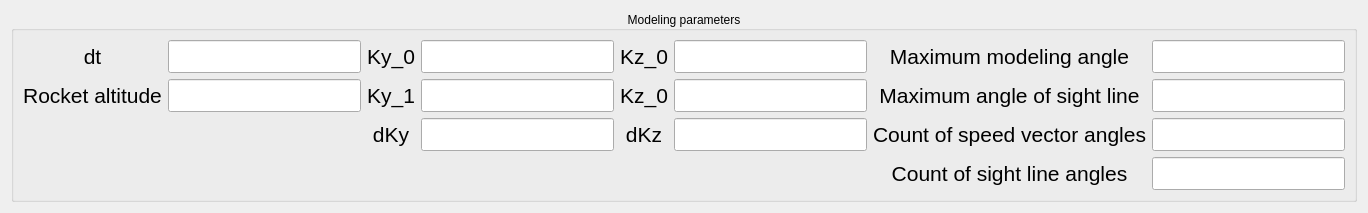
Qt form mainwindow/modelingframeparameters.ui (Yegres5/diploma) before a commit.
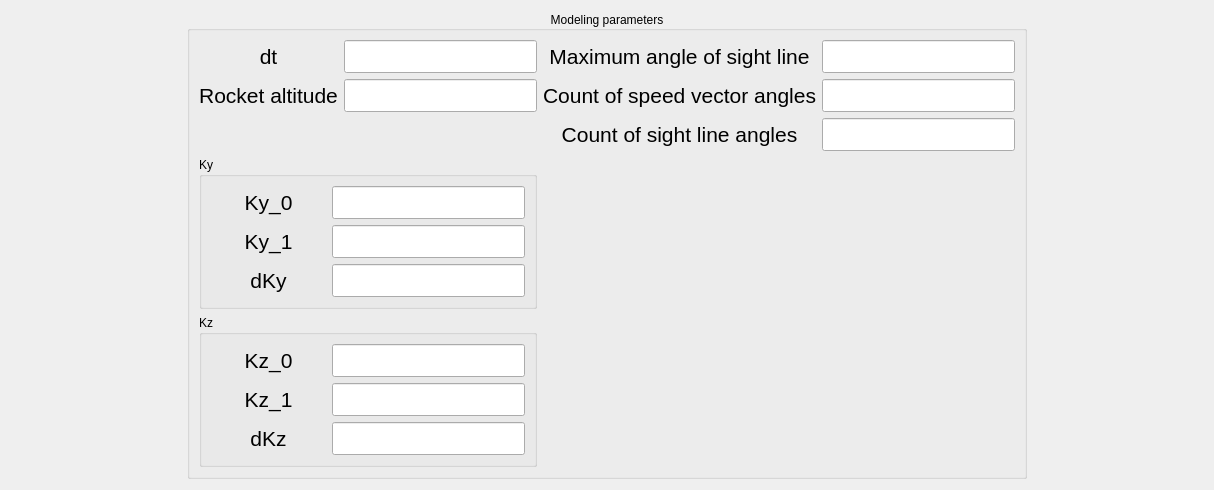
The same form after that commit.

Diff of the .ui file:
```diff
--- a/mainwindow/modelingframeparameters.ui
+++ b/mainwindow/modelingframeparameters.ui
@@ -6,15 +6,15 @@
    <rect>
     <x>0</x>
     <y>0</y>
-    <width>1107</width>
-    <height>186</height>
+    <width>1214</width>
+    <height>434</height>
    </rect>
   </property>
   <property name="windowTitle">
    <string>Frame</string>
   </property>
-  <layout class="QGridLayout" name="gridLayout_2">
-   <item row="0" column="0">
+  <layout class="QHBoxLayout" name="horizontalLayout">
+   <item>
     <widget class="QGroupBox" name="groupBox">
      <property name="sizePolicy">
       <sizepolicy hsizetype="Maximum" vsizetype="Maximum">
@@ -72,166 +72,6 @@
         </item>
        </layout>
       </item>
-      <item row="1" column="1">
-       <layout class="QHBoxLayout" name="horizontalLayout_Ky_1">
-        <item>
-         <widget class="QLabel" name="Label_Ky_1">
-          <property name="sizePolicy">
-           <sizepolicy hsizetype="Minimum" vsizetype="Fixed">
-            <horstretch>0</horstretch>
-            <verstretch>0</verstretch>
-           </sizepolicy>
-          </property>
-          <property name="font">
-           <font>
-            <pointsize>16</pointsize>
-           </font>
-          </property>
-          <property name="text">
-           <string>Ky_1</string>
-          </property>
-          <property name="alignment">
-           <set>Qt::AlignCenter</set>
-          </property>
-         </widget>
-        </item>
-        <item>
-         <widget class="QLineEdit" name="lineEdit_Ky_1">
-          <property name="sizePolicy">
-           <sizepolicy hsizetype="Fixed" vsizetype="Fixed">
-            <horstretch>0</horstretch>
-            <verstretch>0</verstretch>
-           </sizepolicy>
-          </property>
-          <property name="font">
-           <font>
-            <pointsize>16</pointsize>
-           </font>
-          </property>
-         </widget>
-        </item>
-       </layout>
-      </item>
-      <item row="6" column="3">
-       <layout class="QHBoxLayout" name="horizontalLayout_countSightAngles">
-        <item>
-         <widget class="QLabel" name="Label_countSightAngles">
-          <property name="sizePolicy">
-           <sizepolicy hsizetype="Minimum" vsizetype="Fixed">
-            <horstretch>0</horstretch>
-            <verstretch>0</verstretch>
-           </sizepolicy>
-          </property>
-          <property name="font">
-           <font>
-            <pointsize>16</pointsize>
-           </font>
-          </property>
-          <property name="text">
-           <string>Count of sight line angles</string>
-          </property>
-          <property name="alignment">
-           <set>Qt::AlignCenter</set>
-          </property>
-         </widget>
-        </item>
-        <item>
-         <widget class="QLineEdit" name="lineEdit_countSightAngles">
-          <property name="sizePolicy">
-           <sizepolicy hsizetype="Fixed" vsizetype="Fixed">
-            <horstretch>0</horstretch>
-            <verstretch>0</verstretch>
-           </sizepolicy>
-          </property>
-          <property name="font">
-           <font>
-            <pointsize>16</pointsize>
-           </font>
-          </property>
-         </widget>
-        </item>
-       </layout>
-      </item>
-      <item row="3" column="3">
-       <layout class="QHBoxLayout" name="horizontalLayout_countSpeedAngles">
-        <item>
-         <widget class="QLabel" name="Label_countSpeedAngles">
-          <property name="sizePolicy">
-           <sizepolicy hsizetype="Minimum" vsizetype="Fixed">
-            <horstretch>0</horstretch>
-            <verstretch>0</verstretch>
-           </sizepolicy>
-          </property>
-          <property name="font">
-           <font>
-            <pointsize>16</pointsize>
-           </font>
-          </property>
-          <property name="text">
-           <string>Count of speed vector angles</string>
-          </property>
-          <property name="alignment">
-           <set>Qt::AlignCenter</set>
-          </property>
-         </widget>
-        </item>
-        <item>
-         <widget class="QLineEdit" name="lineEdit_countSpeedAngles">
-          <property name="sizePolicy">
-           <sizepolicy hsizetype="Fixed" vsizetype="Fixed">
-            <horstretch>0</horstretch>
-            <verstretch>0</verstretch>
-           </sizepolicy>
-          </property>
-          <property name="font">
-           <font>
-            <pointsize>16</pointsize>
-           </font>
-          </property>
-         </widget>
-        </item>
-       </layout>
-      </item>
-      <item row="3" column="1">
-       <layout class="QHBoxLayout" name="horizontalLayout_dKy">
-        <item>
-         <widget class="QLabel" name="Label_dKy">
-          <property name="sizePolicy">
-           <sizepolicy hsizetype="Minimum" vsizetype="Fixed">
-            <horstretch>0</horstretch>
-            <verstretch>0</verstretch>
-           </sizepolicy>
-          </property>
-          <property name="font">
-           <font>
-            <pointsize>16</pointsize>
-           </font>
-          </property>
-          <property name="text">
-           <string>dKy</string>
-          </property>
-          <property name="alignment">
-           <set>Qt::AlignCenter</set>
-          </property>
-         </widget>
-        </item>
-        <item>
-         <widget class="QLineEdit" name="lineEdit_dKy">
-          <property name="sizePolicy">
-           <sizepolicy hsizetype="Fixed" vsizetype="Fixed">
-            <horstretch>0</horstretch>
-            <verstretch>0</verstretch>
-           </sizepolicy>
-          </property>
-          <property name="font">
-           <font>
-            <pointsize>16</pointsize>
-           </font>
-          </property>
-         </widget>
-        </item>
-       </layout>
-      </item>
       <item row="1" column="0">
        <layout class="QHBoxLayout" name="horizontalLayout_rocketAltitude">
         <item>
@@ -272,90 +112,10 @@
         </item>
        </layout>
       </item>
-      <item row="0" column="1">
-       <layout class="QHBoxLayout" name="horizontalLayout_Ky_0">
-        <item>
-         <widget class="QLabel" name="Label_Ky_0">
-          <property name="sizePolicy">
-           <sizepolicy hsizetype="Minimum" vsizetype="Fixed">
-            <horstretch>0</horstretch>
-            <verstretch>0</verstretch>
-           </sizepolicy>
-          </property>
-          <property name="font">
-           <font>
-            <pointsize>16</pointsize>
-           </font>
-          </property>
-          <property name="text">
-           <string>Ky_0</string>
-          </property>
-          <property name="alignment">
-           <set>Qt::AlignCenter</set>
-          </property>
-         </widget>
-        </item>
-        <item>
-         <widget class="QLineEdit" name="lineEdit_Ky_0">
-          <property name="sizePolicy">
-           <sizepolicy hsizetype="Fixed" vsizetype="Fixed">
-            <horstretch>0</horstretch>
-            <verstretch>0</verstretch>
-           </sizepolicy>
-          </property>
-          <property name="font">
-           <font>
-            <pointsize>16</pointsize>
-           </font>
-          </property>
-         </widget>
-        </item>
-       </layout>
-      </item>
-      <item row="3" column="2">
-       <layout class="QHBoxLayout" name="horizontalLayout_dKz">
-        <item>
-         <widget class="QLabel" name="Label_dKz">
-          <property name="sizePolicy">
-           <sizepolicy hsizetype="Minimum" vsizetype="Fixed">
-            <horstretch>0</horstretch>
-            <verstretch>0</verstretch>
-           </sizepolicy>
-          </property>
-          <property name="font">
-           <font>
-            <pointsize>16</pointsize>
-           </font>
-          </property>
-          <property name="text">
-           <string>dKz</string>
-          </property>
-          <property name="alignment">
-           <set>Qt::AlignCenter</set>
-          </property>
-         </widget>
-        </item>
-        <item>
-         <widget class="QLineEdit" name="lineEdit_dKz">
-          <property name="sizePolicy">
-           <sizepolicy hsizetype="Fixed" vsizetype="Fixed">
-            <horstretch>0</horstretch>
-            <verstretch>0</verstretch>
-           </sizepolicy>
-          </property>
-          <property name="font">
-           <font>
-            <pointsize>16</pointsize>
-           </font>
-          </property>
-         </widget>
-        </item>
-       </layout>
-      </item>
       <item row="1" column="2">
-       <layout class="QHBoxLayout" name="horizontalLayout_Kz_1">
+       <layout class="QHBoxLayout" name="horizontalLayout_countSpeedAngles">
         <item>
-         <widget class="QLabel" name="Label_Kz_1">
+         <widget class="QLabel" name="Label_countSpeedAngles">
           <property name="sizePolicy">
            <sizepolicy hsizetype="Minimum" vsizetype="Fixed">
             <horstretch>0</horstretch>
@@ -368,7 +128,7 @@
            </font>
           </property>
           <property name="text">
-           <string>Kz_0</string>
+           <string>Count of speed vector angles</string>
           </property>
           <property name="alignment">
            <set>Qt::AlignCenter</set>
@@ -376,7 +136,7 @@
          </widget>
         </item>
         <item>
-         <widget class="QLineEdit" name="lineEdit_Kz_1">
+         <widget class="QLineEdit" name="lineEdit_countSpeedAngles">
           <property name="sizePolicy">
            <sizepolicy hsizetype="Fixed" vsizetype="Fixed">
             <horstretch>0</horstretch>
@@ -393,46 +153,6 @@
        </layout>
       </item>
       <item row="0" column="2">
-       <layout class="QHBoxLayout" name="horizontalLayout_Kz_0">
-        <item>
-         <widget class="QLabel" name="Label_Kz_0">
-          <property name="sizePolicy">
-           <sizepolicy hsizetype="Minimum" vsizetype="Fixed">
-            <horstretch>0</horstretch>
-            <verstretch>0</verstretch>
-           </sizepolicy>
-          </property>
-          <property name="font">
-           <font>
-            <pointsize>16</pointsize>
-           </font>
-          </property>
-          <property name="text">
-           <string>Kz_0</string>
-          </property>
-          <property name="alignment">
-           <set>Qt::AlignCenter</set>
-          </property>
-         </widget>
-        </item>
-        <item>
-         <widget class="QLineEdit" name="lineEdit_Kz_0">
-          <property name="sizePolicy">
-           <sizepolicy hsizetype="Fixed" vsizetype="Fixed">
-            <horstretch>0</horstretch>
-            <verstretch>0</verstretch>
-           </sizepolicy>
-          </property>
-          <property name="font">
-           <font>
-            <pointsize>16</pointsize>
-           </font>
-          </property>
-         </widget>
-        </item>
-       </layout>
-      </item>
-      <item row="1" column="3">
        <layout class="QHBoxLayout" name="horizontalLayout_sightMaxValue">
         <item>
          <widget class="QLabel" name="Label_sightMaxValue">
@@ -472,10 +192,281 @@
         </item>
        </layout>
       </item>
-      <item row="0" column="3">
-       <layout class="QHBoxLayout" name="horizontalLayout_MaxModelingAngle">
+      <item row="4" column="0">
+       <widget class="QGroupBox" name="groupBox_3">
+        <property name="title">
+         <string>Kz</string>
+        </property>
+        <layout class="QGridLayout" name="gridLayout_3">
+         <item row="1" column="0">
+          <layout class="QHBoxLayout" name="horizontalLayout_Kz_1">
+           <item>
+            <widget class="QLabel" name="Label_Kz_1">
+             <property name="sizePolicy">
+              <sizepolicy hsizetype="Minimum" vsizetype="Fixed">
+               <horstretch>0</horstretch>
+               <verstretch>0</verstretch>
+              </sizepolicy>
+             </property>
+             <property name="font">
+              <font>
+               <pointsize>16</pointsize>
+              </font>
+             </property>
+             <property name="text">
+              <string>Kz_1</string>
+             </property>
+             <property name="alignment">
+              <set>Qt::AlignCenter</set>
+             </property>
+            </widget>
+           </item>
+           <item>
+            <widget class="QLineEdit" name="lineEdit_Kz_1">
+             <property name="sizePolicy">
+              <sizepolicy hsizetype="Fixed" vsizetype="Fixed">
+               <horstretch>0</horstretch>
+               <verstretch>0</verstretch>
+              </sizepolicy>
+             </property>
+             <property name="font">
+              <font>
+               <pointsize>16</pointsize>
+              </font>
+             </property>
+            </widget>
+           </item>
+          </layout>
+         </item>
+         <item row="0" column="0">
+          <layout class="QHBoxLayout" name="horizontalLayout_Kz_0">
+           <item>
+            <widget class="QLabel" name="Label_Kz_0">
+             <property name="sizePolicy">
+              <sizepolicy hsizetype="Minimum" vsizetype="Fixed">
+               <horstretch>0</horstretch>
+               <verstretch>0</verstretch>
+              </sizepolicy>
+             </property>
+             <property name="font">
+              <font>
+               <pointsize>16</pointsize>
+              </font>
+             </property>
+             <property name="text">
+              <string>Kz_0</string>
+             </property>
+             <property name="alignment">
+              <set>Qt::AlignCenter</set>
+             </property>
+            </widget>
+           </item>
+           <item>
+            <widget class="QLineEdit" name="lineEdit_Kz_0">
+             <property name="sizePolicy">
+              <sizepolicy hsizetype="Fixed" vsizetype="Fixed">
+               <horstretch>0</horstretch>
+               <verstretch>0</verstretch>
+              </sizepolicy>
+             </property>
+             <property name="font">
+              <font>
+               <pointsize>16</pointsize>
+              </font>
+             </property>
+            </widget>
+           </item>
+          </layout>
+         </item>
+         <item row="2" column="0">
+          <layout class="QHBoxLayout" name="horizontalLayout_dKz">
+           <item>
+            <widget class="QLabel" name="Label_dKz">
+             <property name="sizePolicy">
+              <sizepolicy hsizetype="Minimum" vsizetype="Fixed">
+               <horstretch>0</horstretch>
+               <verstretch>0</verstretch>
+              </sizepolicy>
+             </property>
+             <property name="font">
+              <font>
+               <pointsize>16</pointsize>
+              </font>
+             </property>
+             <property name="text">
+              <string>dKz</string>
+             </property>
+             <property name="alignment">
+              <set>Qt::AlignCenter</set>
+             </property>
+            </widget>
+           </item>
+           <item>
+            <widget class="QLineEdit" name="lineEdit_dKz">
+             <property name="sizePolicy">
+              <sizepolicy hsizetype="Fixed" vsizetype="Fixed">
+               <horstretch>0</horstretch>
+               <verstretch>0</verstretch>
+              </sizepolicy>
+             </property>
+             <property name="font">
+              <font>
+               <pointsize>16</pointsize>
+              </font>
+             </property>
+            </widget>
+           </item>
+          </layout>
+         </item>
+        </layout>
+       </widget>
+      </item>
+      <item row="3" column="0">
+       <widget class="QGroupBox" name="groupBox_2">
+        <property name="title">
+         <string>Ky</string>
+        </property>
+        <layout class="QGridLayout" name="gridLayout_2">
+         <item row="0" column="0">
+          <layout class="QHBoxLayout" name="horizontalLayout_Ky_0">
+           <item>
+            <widget class="QLabel" name="Label_Ky_0">
+             <property name="sizePolicy">
+              <sizepolicy hsizetype="Minimum" vsizetype="Fixed">
+               <horstretch>0</horstretch>
+               <verstretch>0</verstretch>
+              </sizepolicy>
+             </property>
+             <property name="font">
+              <font>
+               <pointsize>16</pointsize>
+              </font>
+             </property>
+             <property name="text">
+              <string>Ky_0</string>
+             </property>
+             <property name="alignment">
+              <set>Qt::AlignCenter</set>
+             </property>
+            </widget>
+           </item>
+           <item>
+            <widget class="QLineEdit" name="lineEdit_Ky_0">
+             <property name="sizePolicy">
+              <sizepolicy hsizetype="Fixed" vsizetype="Fixed">
+               <horstretch>0</horstretch>
+               <verstretch>0</verstretch>
+              </sizepolicy>
+             </property>
+             <property name="font">
+              <font>
+               <pointsize>16</pointsize>
+              </font>
+             </property>
+            </widget>
+           </item>
+          </layout>
+         </item>
+         <item row="1" column="0">
+          <layout class="QHBoxLayout" name="horizontalLayout_Ky_1">
+           <item>
+            <widget class="QLabel" name="Label_Ky_1">
+             <property name="sizePolicy">
+              <sizepolicy hsizetype="Minimum" vsizetype="Fixed">
+               <horstretch>0</horstretch>
+               <verstretch>0</verstretch>
+              </sizepolicy>
+             </property>
+             <property name="font">
+              <font>
+               <pointsize>16</pointsize>
+              </font>
+             </property>
+             <property name="text">
+              <string>Ky_1</string>
+             </property>
+             <property name="alignment">
+              <set>Qt::AlignCenter</set>
+             </property>
+            </widget>
+           </item>
+           <item>
+            <widget class="QLineEdit" name="lineEdit_Ky_1">
+             <property name="sizePolicy">
+              <sizepolicy hsizetype="Fixed" vsizetype="Fixed">
+               <horstretch>0</horstretch>
+               <verstretch>0</verstretch>
+              </sizepolicy>
+             </property>
+             <property name="font">
+              <font>
+               <pointsize>16</pointsize>
+              </font>
+             </property>
+            </widget>
+           </item>
+          </layout>
+         </item>
+         <item row="2" column="0">
+          <layout class="QHBoxLayout" name="horizontalLayout_dKy">
+           <item>
+            <widget class="QLabel" name="Label_dKy">
+             <property name="sizePolicy">
+              <sizepolicy hsizetype="Minimum" vsizetype="Fixed">
+               <horstretch>0</horstretch>
+               <verstretch>0</verstretch>
+              </sizepolicy>
+             </property>
+             <property name="font">
+              <font>
+               <pointsize>16</pointsize>
+              </font>
+             </property>
+             <property name="text">
+              <string>dKy</string>
+             </property>
+             <property name="alignment">
+              <set>Qt::AlignCenter</set>
+             </property>
+            </widget>
+           </item>
+           <item>
+            <widget class="QLineEdit" name="lineEdit_dKy">
+             <property name="sizePolicy">
+              <sizepolicy hsizetype="Fixed" vsizetype="Fixed">
+               <horstretch>0</horstretch>
+               <verstretch>0</verstretch>
+              </sizepolicy>
+             </property>
+             <property name="font">
+              <font>
+               <pointsize>16</pointsize>
+              </font>
+             </property>
+            </widget>
+           </item>
+          </layout>
+         </item>
+        </layout>
+       </widget>
+      </item>
+      <item row="2" column="0">
+       <spacer name="verticalSpacer">
+        <property name="orientation">
+         <enum>Qt::Vertical</enum>
+        </property>
+        <property name="sizeHint" stdset="0">
+         <size>
+          <width>20</width>
+          <height>40</height>
+         </size>
+        </property>
+       </spacer>
+      </item>
+      <item row="2" column="2">
+       <layout class="QHBoxLayout" name="horizontalLayout_countSightAngles">
         <item>
-         <widget class="QLabel" name="Label_MaxModelingAngle">
+         <widget class="QLabel" name="Label_countSightAngles">
           <property name="sizePolicy">
            <sizepolicy hsizetype="Minimum" vsizetype="Fixed">
             <horstretch>0</horstretch>
@@ -488,7 +479,7 @@
            </font>
           </property>
           <property name="text">
-           <string>Maximum modeling angle</string>
+           <string>Count of sight line angles</string>
           </property>
           <property name="alignment">
            <set>Qt::AlignCenter</set>
@@ -496,7 +487,7 @@
          </widget>
         </item>
         <item>
-         <widget class="QLineEdit" name="lineEdit_MaxModelingAngle">
+         <widget class="QLineEdit" name="lineEdit_countSightAngles">
           <property name="sizePolicy">
            <sizepolicy hsizetype="Fixed" vsizetype="Fixed">
             <horstretch>0</horstretch>
```
